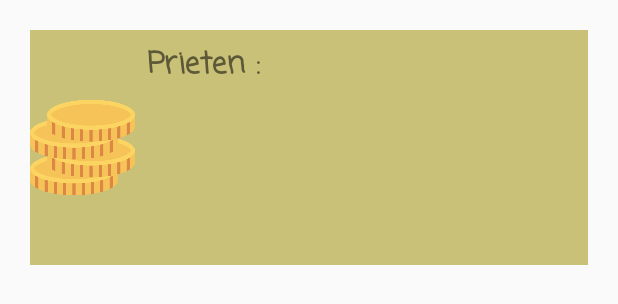
After one commit to Diana2808/Project_Android, an Android app: the layout row_prieteni.xml on its own in the app's theme, with its tools: preview values and no code run, on a phone screen of 412 x 824 dp. The commit adds this screen. Shown: the top 304 px of the screen. Run offline under Robolectric (Android 15) with nearby library versions, the phone set to English and light mode, and no system bars.

Commit message:
FireBase DONE !!!

```diff
--- a/app/build.gradle
+++ b/app/build.gradle
@@ -37,4 +37,5 @@ dependencies {
     //adaugate pentru FireBase
     implementation platform('com.google.firebase:firebase-bom:26.2.0')
     implementation 'com.google.firebase:firebase-analytics'
+    implementation 'com.google.firebase:firebase-database'
 }
--- /dev/null
+++ b/app/src/main/res/layout/row_prieteni.xml
@@ -0,0 +1,65 @@
+<?xml version="1.0" encoding="utf-8"?>
+<androidx.constraintlayout.widget.ConstraintLayout xmlns:android="http://schemas.android.com/apk/res/android"
+    xmlns:tools="http://schemas.android.com/tools"
+    android:layout_width="match_parent"
+    android:layout_height="wrap_content"
+    android:layout_margin="20dp"
+    xmlns:app="http://schemas.android.com/apk/res-auto">
+
+    <LinearLayout
+        android:layout_width="match_parent"
+        android:layout_height="wrap_content"
+        android:orientation="horizontal"
+        android:background="#CAC178"
+        app:layout_constraintTop_toTopOf="parent"
+        app:layout_constraintBottom_toBottomOf="parent"
+        app:layout_constraintEnd_toEndOf="parent"
+        app:layout_constraintStart_toStartOf="parent">
+
+        <ImageView
+            android:layout_width="70dp"
+            android:layout_height="match_parent"
+            android:src="@drawable/coin"></ImageView>
+        <LinearLayout
+            android:layout_width="match_parent"
+            android:layout_height="wrap_content"
+            android:orientation="vertical">
+            <TextView
+                android:id="@+id/tv_prieten"
+                android:layout_width="match_parent"
+                android:layout_height="wrap_content"
+                android:layout_margin="8dp"
+                android:textSize="20dp"
+                android:text="Prieten :"
+                android:fontFamily="casual"
+                android:textStyle="bold"/>
+
+            <TextView
+                android:id="@+id/tv_numeAdap"
+                android:layout_width="match_parent"
+                android:layout_height="wrap_content"
+                android:layout_margin="8dp"
+                android:textSize="13dp"
+                android:fontFamily="casual"
+                ></TextView>
+            <TextView
+                android:id="@+id/tv_prenumeAdap"
+                android:layout_width="match_parent"
+                android:layout_height="wrap_content"
+                android:layout_margin="8dp"
+                android:textSize="13dp"
+                android:fontFamily="casual"
+                ></TextView>
+            <TextView
+                android:id="@+id/tv_nrMonedeAdap"
+                android:layout_width="match_parent"
+                android:layout_height="wrap_content"
+                android:layout_margin="8dp"
+                android:textSize="13dp"
+                android:fontFamily="casual"
+                ></TextView>
+        </LinearLayout>
+    </LinearLayout>
+
+
+</androidx.constraintlayout.widget.ConstraintLayout>
```
Also changed, not shown: app/src/main/java/com/example/project/PrietenAdapter.java (added, +85 -0 lines), app/src/main/java/com/example/project/clase/Prieten.java (added, +63 -0 lines), app/src/main/java/com/example/project/firebase/FirebaseService.java (added, +104 -0 lines), app/src/main/java/com/example/project/fragmente/ProfilFragment.java (+159 -1 lines), app/src/main/res/layout/fragment_profil.xml (+30 -25 lines).
